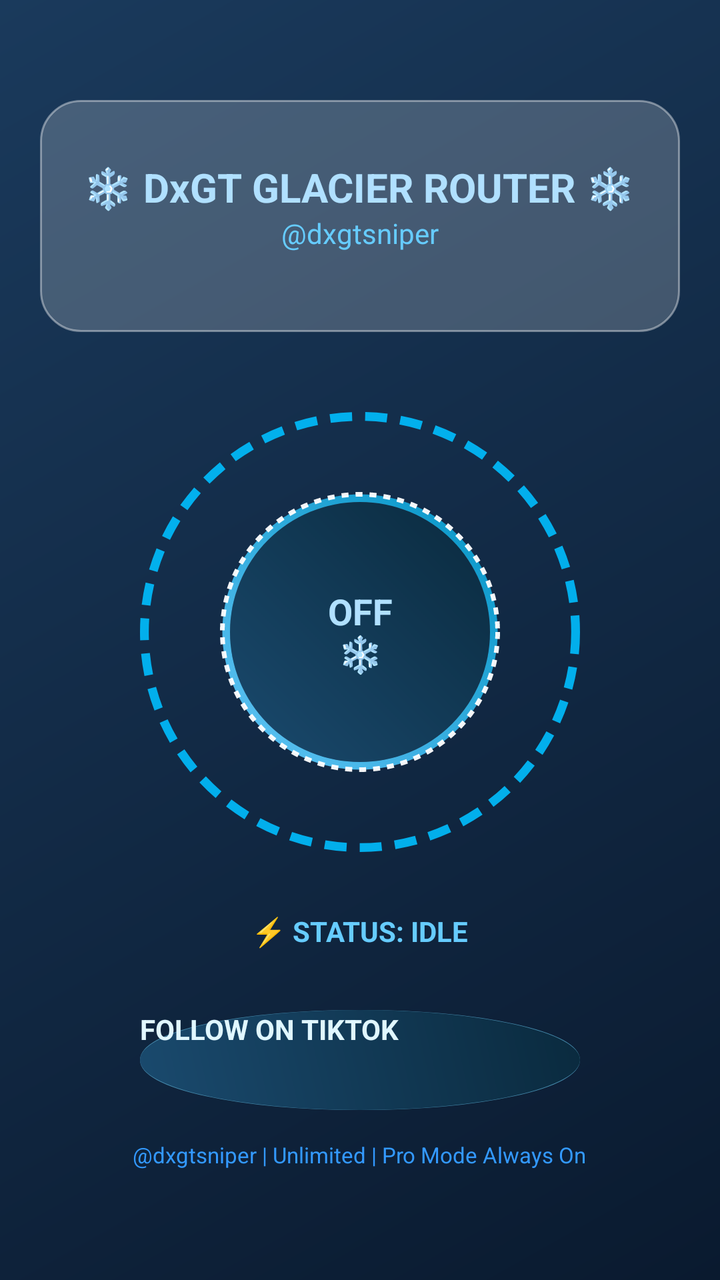
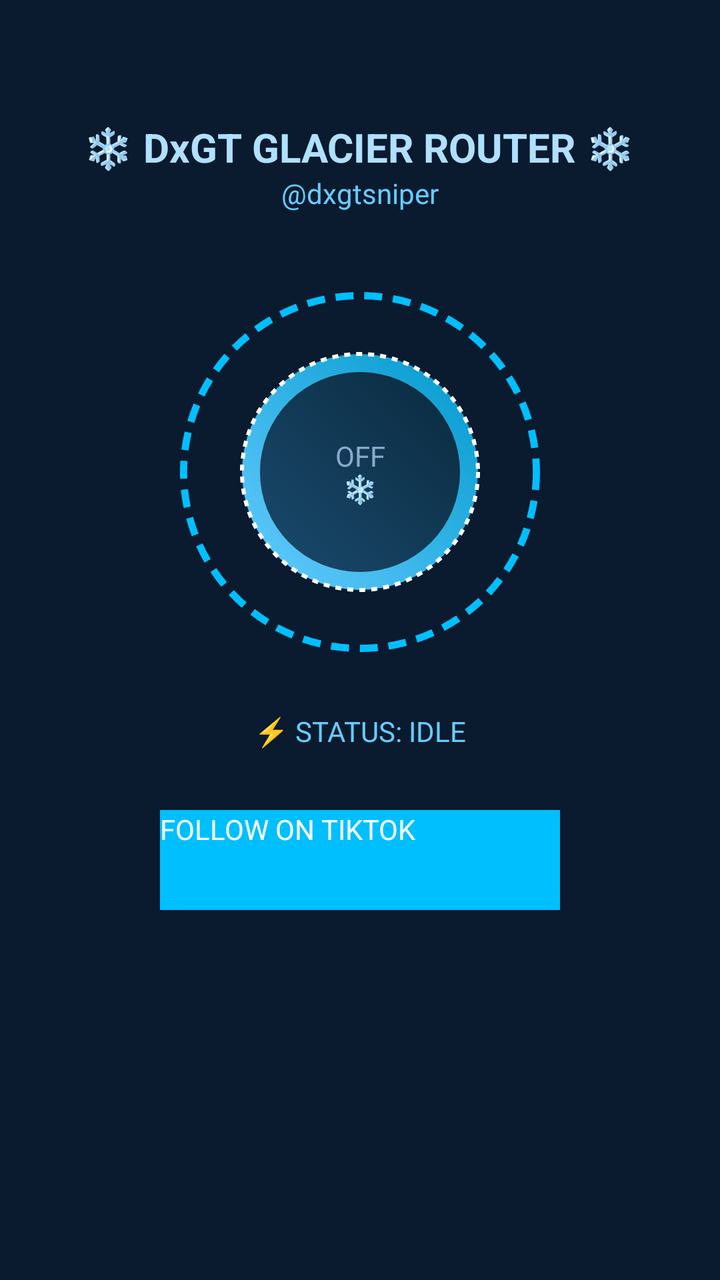

Two renders of the same Android screen: before a commit and after it. Below are the layout's source before the change and the commit's diff.
<!-- AndroidManifest.xml: application theme Theme.Glacier -->
<!-- res/layout/activity_main.xml -->
<?xml version="1.0" encoding="utf-8"?>
<FrameLayout xmlns:android="http://schemas.android.com/apk/res/android"
    android:layout_width="match_parent"
    android:layout_height="match_parent"
    android:background="@drawable/glacier_bg_gradient">

    <ScrollView
        android:layout_width="match_parent"
        android:layout_height="match_parent">

        <RelativeLayout
            android:layout_width="match_parent"
            android:layout_height="wrap_content"
            android:padding="20dp">

            
            <FrameLayout
                android:id="@+id/snowContainer"
                android:layout_width="match_parent"
                android:layout_height="match_parent"
                android:clipChildren="false" />

            
            <LinearLayout
                android:id="@+id/glassPanel"
                android:layout_width="match_parent"
                android:layout_height="wrap_content"
                android:layout_marginTop="30dp"
                android:background="@drawable/frosted_glass"
                android:padding="20dp"
                android:orientation="vertical"
                android:gravity="center_horizontal">

                <TextView
                    android:layout_width="wrap_content"
                    android:layout_height="wrap_content"
                    android:text="❄️ DxGT GLACIER ROUTER ❄️"
                    android:textColor="@color/glacier_text"
                    android:textSize="20sp"
                    android:textStyle="bold"
                    android:layout_marginTop="10dp" />

                <TextView
                    android:layout_width="wrap_content"
                    android:layout_height="wrap_content"
                    android:text="@dxgtsniper"
                    android:textColor="@color/glacier_light_ice"
                    android:textSize="14sp"
                    android:layout_marginBottom="20dp" />

            </LinearLayout>

            
            <FrameLayout
                android:id="@+id/ringContainer"
                android:layout_width="240dp"
                android:layout_height="240dp"
                android:layout_centerHorizontal="true"
                android:layout_below="@id/glassPanel"
                android:layout_marginTop="30dp">

                <ImageView
                    android:id="@+id/rotatingRing"
                    android:layout_width="220dp"
                    android:layout_height="220dp"
                    android:layout_gravity="center"
                    android:src="@drawable/ice_ring"
                    android:alpha="0.9" />

                <ImageView
                    android:id="@+id/revolvingGlacier"
                    android:layout_width="140dp"
                    android:layout_height="140dp"
                    android:layout_gravity="center"
                    android:src="@drawable/glacier_core"
                    android:alpha="0.95" />

                <View
                    android:id="@+id/glowOverlay"
                    android:layout_width="240dp"
                    android:layout_height="240dp"
                    android:layout_gravity="center"
                    android:background="@drawable/glow_effect"
                    android:visibility="gone" />

                <Button
                    android:id="@+id/toggleButton"
                    android:layout_width="130dp"
                    android:layout_height="130dp"
                    android:layout_gravity="center"
                    android:background="@drawable/glacier_button_off"
                    android:text="OFF\n❄️"
                    android:textColor="@color/glacier_text"
                    android:textSize="18sp"
                    android:textStyle="bold"
                    android:gravity="center" />

            </FrameLayout>

            <TextView
                android:id="@+id/statusText"
                android:layout_width="wrap_content"
                android:layout_height="wrap_content"
                android:layout_below="@id/ringContainer"
                android:layout_centerHorizontal="true"
                android:layout_marginTop="20dp"
                android:text="⚡ STATUS: IDLE"
                android:textColor="@color/glacier_light_ice"
                android:textSize="14sp"
                android:textStyle="bold" />

            <Button
                android:id="@+id/followButton"
                android:layout_width="220dp"
                android:layout_height="50dp"
                android:layout_below="@id/statusText"
                android:layout_centerHorizontal="true"
                android:layout_marginTop="30dp"
                android:background="@drawable/glacier_button_off"
                android:text="FOLLOW ON TIKTOK"
                android:textColor="@color/glacier_white"
                android:textSize="14sp"
                android:textStyle="bold" />

            <TextView
                android:layout_width="wrap_content"
                android:layout_height="wrap_content"
                android:layout_below="@id/followButton"
                android:layout_centerHorizontal="true"
                android:layout_marginTop="15dp"
                android:layout_marginBottom="30dp"
                android:text="@dxgtsniper | Unlimited | Pro Mode Always On"
                android:textColor="#3399FF"
                android:textSize="11sp" />

        </RelativeLayout>
    </ScrollView>
</FrameLayout>
<!-- resources referenced by this layout -->
<resources>
  <color name="glacier_light_ice">#66CCFF</color>
  <color name="glacier_text">#B0E0FF</color>
  <color name="glacier_white">#E0F7FF</color>
  <!-- drawable frosted_glass (drawable) -->
  <?xml version="1.0" encoding="utf-8"?>
  <shape xmlns:android="http://schemas.android.com/apk/res/android">
      <solid android:color="#33FFFFFF" />
      <corners android:radius="20dp" />
      <stroke
          android:width="1dp"
          android:color="#66FFFFFF" />
  </shape>
  <!-- drawable glacier_bg_gradient (drawable) -->
  <?xml version="1.0" encoding="utf-8"?>
  <shape xmlns:android="http://schemas.android.com/apk/res/android">
      <gradient
          android:startColor="#0A1A2F"
          android:endColor="#1A3A5C"
          android:angle="135"
          android:type="linear" />
      <corners android:radius="0dp" />
  </shape>
  <!-- drawable glacier_button_off (drawable) -->
  <?xml version="1.0" encoding="utf-8"?>
  <layer-list xmlns:android="http://schemas.android.com/apk/res/android">
      <item>
          <shape android:shape="oval">
              <solid android:color="#0D2B45" />
              <stroke android:width="3dp" android:color="#4488AA" />
              <size android:width="140dp" android:height="140dp" />
          </shape>
      </item>
      <item>
          <shape android:shape="oval">
              <gradient
                  android:startColor="#1A4A6E"
                  android:endColor="#0A2A3E"
                  android:angle="45" />
              <size android:width="130dp" android:height="130dp" />
          </shape>
      </item>
  </layer-list>
  <!-- drawable glacier_core (drawable) -->
  <?xml version="1.0" encoding="utf-8"?>
  <shape xmlns:android="http://schemas.android.com/apk/res/android"
      android:shape="oval">
      <gradient
          android:startColor="#66CCFF"
          android:endColor="#0099CC"
          android:angle="45"
          android:type="linear" />
      <stroke
          android:width="2dp"
          android:color="#FFFFFF"
          android:dashWidth="3dp"
          android:dashGap="3dp" />
      <size android:width="120dp" android:height="120dp" />
  </shape>
  <!-- drawable glow_effect (drawable) -->
  <?xml version="1.0" encoding="utf-8"?>
  <shape xmlns:android="http://schemas.android.com/apk/res/android"
      android:shape="oval">
      <gradient
          android:startColor="#00BFFF"
          android:endColor="#0066AA"
          android:angle="45"
          android:type="radial"
          android:gradientRadius="140dp" />
      <stroke
          android:width="2dp"
          android:color="#88CCFF" />
      <size android:width="240dp" android:height="240dp" />
  </shape>
  <!-- drawable ice_ring (drawable) -->
  <?xml version="1.0" encoding="utf-8"?>
  <shape xmlns:android="http://schemas.android.com/apk/res/android"
      android:shape="oval">
      <stroke
          android:width="4dp"
          android:color="#00BFFF"
          android:dashWidth="10dp"
          android:dashGap="6dp" />
      <solid android:color="@android:color/transparent" />
      <size android:width="200dp" android:height="200dp" />
  </shape>
  <style name="Theme.Glacier" parent="android:Theme.Material.Light.NoActionBar">
          <item name="android:statusBarColor">#0A1A2F</item>
          <item name="android:navigationBarColor">#0A1A2F</item>
          <item name="android:windowBackground">@drawable/glacier_bg_gradient</item>
      </style>
</resources>

<!-- the commit's change to res/layout/activity_main.xml (unified diff, before → after) -->
@@ -1,138 +1,94 @@
 <?xml version="1.0" encoding="utf-8"?>
-<FrameLayout xmlns:android="http://schemas.android.com/apk/res/android"
+<LinearLayout xmlns:android="http://schemas.android.com/apk/res/android"
     android:layout_width="match_parent"
     android:layout_height="match_parent"
-    android:background="@drawable/glacier_bg_gradient">
+    android:orientation="vertical"
+    android:padding="20dp"
+    android:gravity="center_horizontal"
+    android:background="#0A1A2F">
 
-    <ScrollView
+    <TextView
+        android:id="@+id/welcomeText"
+        android:layout_width="wrap_content"
+        android:layout_height="wrap_content"
+        android:text="❄️ DxGT GLACIER ROUTER ❄️"
+        android:textColor="#B0E0FF"
+        android:textSize="20sp"
+        android:textStyle="bold"
+        android:layout_marginTop="40dp" />
+
+    <TextView
+        android:layout_width="wrap_content"
+        android:layout_height="wrap_content"
+        android:text="@dxgtsniper"
+        android:textColor="#66CCFF"
+        android:textSize="14sp"
+        android:layout_marginBottom="30dp" />
+
+    <FrameLayout
+        android:id="@+id/ringContainer"
+        android:layout_width="200dp"
+        android:layout_height="200dp"
+        android:layout_gravity="center">
+
+        <ImageView
+            android:id="@+id/rotatingRing"
+            android:layout_width="180dp"
+            android:layout_height="180dp"
+            android:layout_gravity="center"
+            android:src="@drawable/ice_ring" />
+
+        <ImageView
+            android:id="@+id/revolvingGlacier"
+            android:layout_width="120dp"
+            android:layout_height="120dp"
+            android:layout_gravity="center"
+            android:src="@drawable/glacier_core" />
+
+        <View
+            android:id="@+id/glowOverlay"
+            android:layout_width="200dp"
+            android:layout_height="200dp"
+            android:layout_gravity="center"
+            android:background="@drawable/glow_effect"
+            android:visibility="gone" />
+
+        <Button
+            android:id="@+id/toggleButton"
+            android:layout_width="100dp"
+            android:layout_height="100dp"
+            android:layout_gravity="center"
+            android:background="@drawable/glacier_button_off"
+            android:text="OFF\n❄️"
+            android:textColor="#88AACC"
+            android:textSize="14sp"
+            android:gravity="center" />
+
+    </FrameLayout>
+
+    <TextView
+        android:id="@+id/statusText"
+        android:layout_width="wrap_content"
+        android:layout_height="wrap_content"
+        android:text="⚡ STATUS: IDLE"
+        android:textColor="#66CCFF"
+        android:textSize="14sp"
+        android:layout_marginTop="20dp" />
+
+    <Button
+        android:id="@+id/followButton"
+        android:layout_width="200dp"
+        android:layout_height="50dp"
+        android:layout_marginTop="30dp"
+        android:background="#00BFFF"
+        android:text="FOLLOW ON TIKTOK"
+        android:textColor="#FFFFFF"
+        android:textSize="14sp" />
+
+    <FrameLayout
+        android:id="@+id/snowContainer"
         android:layout_width="match_parent"
-        android:layout_height="match_parent">
+        android:layout_height="match_parent"
+        android:layout_marginTop="20dp" />
 
-        <RelativeLayout
-            android:layout_width="match_parent"
-            android:layout_height="wrap_content"
-            android:padding="20dp">
-
-            
-            <FrameLayout
-                android:id="@+id/snowContainer"
-                android:layout_width="match_parent"
-                android:layout_height="match_parent"
-                android:clipChildren="false" />
-
-            
-            <LinearLayout
-                android:id="@+id/glassPanel"
-                android:layout_width="match_parent"
-                android:layout_height="wrap_content"
-                android:layout_marginTop="30dp"
-                android:background="@drawable/frosted_glass"
-                android:padding="20dp"
-                android:orientation="vertical"
-                android:gravity="center_horizontal">
-
-                <TextView
-                    android:layout_width="wrap_content"
-                    android:layout_height="wrap_content"
-                    android:text="❄️ DxGT GLACIER ROUTER ❄️"
-                    android:textColor="@color/glacier_text"
-                    android:textSize="20sp"
-                    android:textStyle="bold"
-                    android:layout_marginTop="10dp" />
-
-                <TextView
-                    android:layout_width="wrap_content"
-                    android:layout_height="wrap_content"
-                    android:text="@dxgtsniper"
-                    android:textColor="@color/glacier_light_ice"
-                    android:textSize="14sp"
-                    android:layout_marginBottom="20dp" />
-
-            </LinearLayout>
-
-            
-            <FrameLayout
-                android:id="@+id/ringContainer"
-                android:layout_width="240dp"
-                android:layout_height="240dp"
-                android:layout_centerHorizontal="true"
-                android:layout_below="@id/glassPanel"
-                android:layout_marginTop="30dp">
-
-                <ImageView
-                    android:id="@+id/rotatingRing"
-                    android:layout_width="220dp"
-                    android:layout_height="220dp"
-                    android:layout_gravity="center"
-                    android:src="@drawable/ice_ring"
-                    android:alpha="0.9" />
-
-                <ImageView
-                    android:id="@+id/revolvingGlacier"
-                    android:layout_width="140dp"
-                    android:layout_height="140dp"
-                    android:layout_gravity="center"
-                    android:src="@drawable/glacier_core"
-                    android:alpha="0.95" />
-
-                <View
-                    android:id="@+id/glowOverlay"
-                    android:layout_width="240dp"
-                    android:layout_height="240dp"
-                    android:layout_gravity="center"
-                    android:background="@drawable/glow_effect"
-                    android:visibility="gone" />
-
-                <Button
-                    android:id="@+id/toggleButton"
-                    android:layout_width="130dp"
-                    android:layout_height="130dp"
-                    android:layout_gravity="center"
-                    android:background="@drawable/glacier_button_off"
-                    android:text="OFF\n❄️"
-                    android:textColor="@color/glacier_text"
-                    android:textSize="18sp"
-                    android:textStyle="bold"
-                    android:gravity="center" />
-
-            </FrameLayout>
-
-            <TextView
-                android:id="@+id/statusText"
-                android:layout_width="wrap_content"
-                android:layout_height="wrap_content"
-                android:layout_below="@id/ringContainer"
-                android:layout_centerHorizontal="true"
-                android:layout_marginTop="20dp"
-                android:text="⚡ STATUS: IDLE"
-                android:textColor="@color/glacier_light_ice"
-                android:textSize="14sp"
-                android:textStyle="bold" />
-
-            <Button
-                android:id="@+id/followButton"
-                android:layout_width="220dp"
-                android:layout_height="50dp"
-                android:layout_below="@id/statusText"
-                android:layout_centerHorizontal="true"
-                android:layout_marginTop="30dp"
-                android:background="@drawable/glacier_button_off"
-                android:text="FOLLOW ON TIKTOK"
-                android:textColor="@color/glacier_white"
-                android:textSize="14sp"
-                android:textStyle="bold" />
-
-            <TextView
-                android:layout_width="wrap_content"
-                android:layout_height="wrap_content"
-                android:layout_below="@id/followButton"
-                android:layout_centerHorizontal="true"
-                android:layout_marginTop="15dp"
-                android:layout_marginBottom="30dp"
-                android:text="@dxgtsniper | Unlimited | Pro Mode Always On"
-                android:textColor="#3399FF"
-                android:textSize="11sp" />
-
-        </RelativeLayout>
-    </ScrollView>
-</FrameLayout>
+</LinearLayout>
<!-- resource entries referenced after the edit -->
@@ -1,27 +1,5 @@
 <!-- resources referenced by this layout -->
 <resources>
-  <color name="glacier_light_ice">#66CCFF</color>
-  <color name="glacier_text">#B0E0FF</color>
-  <color name="glacier_white">#E0F7FF</color>
-  <!-- drawable frosted_glass (drawable) -->
-  <?xml version="1.0" encoding="utf-8"?>
-  <shape xmlns:android="http://schemas.android.com/apk/res/android">
-      <solid android:color="#33FFFFFF" />
-      <corners android:radius="20dp" />
-      <stroke
-          android:width="1dp"
-          android:color="#66FFFFFF" />
-  </shape>
-  <!-- drawable glacier_bg_gradient (drawable) -->
-  <?xml version="1.0" encoding="utf-8"?>
-  <shape xmlns:android="http://schemas.android.com/apk/res/android">
-      <gradient
-          android:startColor="#0A1A2F"
-          android:endColor="#1A3A5C"
-          android:angle="135"
-          android:type="linear" />
-      <corners android:radius="0dp" />
-  </shape>
   <!-- drawable glacier_button_off (drawable) -->
   <?xml version="1.0" encoding="utf-8"?>
   <layer-list xmlns:android="http://schemas.android.com/apk/res/android">
@@ -90,5 +68,15 @@
           <item name="android:navigationBarColor">#0A1A2F</item>
           <item name="android:windowBackground">@drawable/glacier_bg_gradient</item>
       </style>
+  <!-- drawable glacier_bg_gradient (drawable) -->
+  <?xml version="1.0" encoding="utf-8"?>
+  <shape xmlns:android="http://schemas.android.com/apk/res/android">
+      <gradient
+          android:startColor="#0A1A2F"
+          android:endColor="#1A3A5C"
+          android:angle="135"
+          android:type="linear" />
+      <corners android:radius="0dp" />
+  </shape>
 </resources>
 
